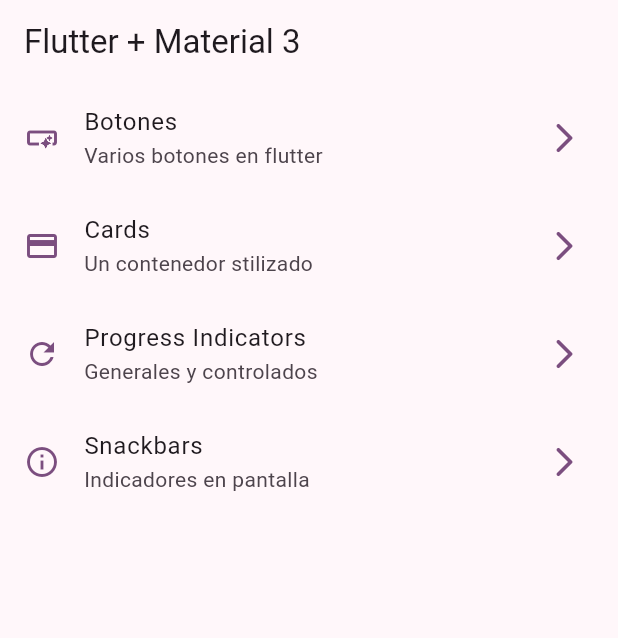
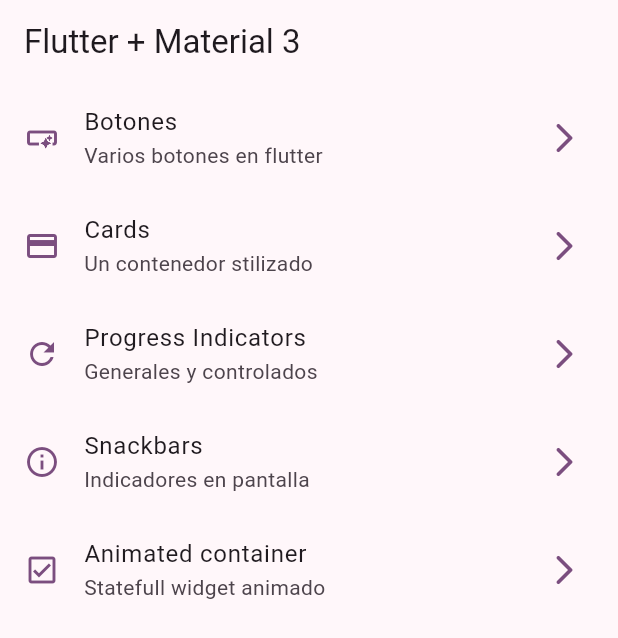
Before and after one commit to CarlosHugoRodriguezC/widgetsAppFlutter, a Flutter app: the screen it shows after launch, on a phone screen of 412 x 824 dp. Shown: the top 638 px of the screen. Run offline on Flutter 3.47's test engine with Material 2 defaults, Android fonts, the phone set to English and light mode, and no system bars; our stand-ins replace go_router.

Commit message:
animated container finished

```diff
--- a/lib/config/menu/menu_items.dart
+++ b/lib/config/menu/menu_items.dart
@@ -34,5 +34,9 @@ const appMenuItems = <MenuItem>[
       subtitle: 'Indicadores en pantalla',
       link: '/snackbars',
       icon: Icons.info_outline),
-
+  MenuItem(
+      title: 'Animated container',
+      subtitle: 'Statefull widget animado',
+      link: '/animated',
+      icon: Icons.check_box_outlined),
 ];
--- a/lib/config/router/app_router.dart
+++ b/lib/config/router/app_router.dart
@@ -30,5 +30,10 @@ final router = GoRouter(
       name: SnackbarScreen.name,
       builder: (context, state) => const SnackbarScreen(),
     ),
+    GoRoute(
+      path: '/animated',
+      name: AnimatedScreen.name,
+      builder: (context, state) => const AnimatedScreen(),
+    ),
   ],
 );
```
Also changed, not shown: lib/presentation/screens/animated/animated_screen.dart (+44 -2 lines).
